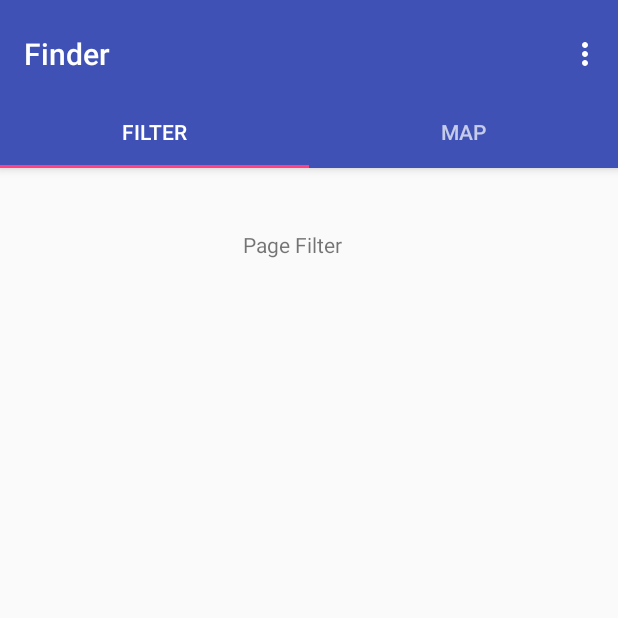
After one commit to jetalabard/FinderMobile, an Android app: the FilterPage screen opened directly, with no data from a screen before it, on a phone screen of 412 x 824 dp, the top half of it. The commit adds this screen. Run offline under Robolectric (Android 15) with nearby library versions, the phone set to English and light mode, and no system bars.

Commit message:
Add Fragment HomePage

```diff
--- a/app/build.gradle
+++ b/app/build.gradle
@@ -23,6 +23,8 @@ dependencies {
     implementation 'com.android.support:appcompat-v7:26.1.0'
     implementation 'com.android.support:design:26.1.0'
     implementation 'com.android.support.constraint:constraint-layout:1.0.2'
+    implementation 'com.google.android.gms:play-services-maps:11.8.0'
+    implementation 'com.android.support:support-v4:26.1.0'
     testImplementation 'junit:junit:4.12'
     androidTestImplementation 'com.android.support.test:runner:1.0.1'
     androidTestImplementation 'com.android.support.test.espresso:espresso-core:3.0.1'
--- /dev/null
+++ b/app/src/main/java/fr/finder/finder/FilterPage.java
@@ -0,0 +1,28 @@
+package fr.finder.finder;
+
+
+import android.os.Bundle;
+import android.support.v4.app.Fragment;
+import android.view.LayoutInflater;
+import android.view.View;
+import android.view.ViewGroup;
+
+
+/**
+ * A simple {@link Fragment} subclass.
+ */
+public class FilterPage extends Fragment {
+
+    public FilterPage() {
+        // Required empty public constructor
+    }
+
+
+    @Override
+    public View onCreateView(LayoutInflater inflater, ViewGroup container,
+                             Bundle savedInstanceState) {
+        // Inflate the layout for this fragment
+        return inflater.inflate(R.layout.fragment_filter_page, container, false);
+    }
+
+}
--- /dev/null
+++ b/app/src/main/java/fr/finder/finder/HomePageActivity.java
@@ -0,0 +1,115 @@
+package fr.finder.finder;
+
+import android.support.design.widget.TabLayout;
+import android.support.design.widget.FloatingActionButton;
+import android.support.design.widget.Snackbar;
+import android.support.v7.app.AppCompatActivity;
+import android.support.v7.widget.Toolbar;
+
+import android.support.v4.app.Fragment;
+import android.support.v4.app.FragmentManager;
+import android.support.v4.app.FragmentPagerAdapter;
+import android.support.v4.view.ViewPager;
+import android.os.Bundle;
+import android.view.LayoutInflater;
+import android.view.Menu;
+import android.view.MenuItem;
+import android.view.View;
+import android.view.ViewGroup;
+
+import android.widget.TextView;
+
+public class HomePageActivity extends AppCompatActivity {
+
+    /**
+     * The {@link android.support.v4.view.PagerAdapter} that will provide
+     * fragments for each of the sections. We use a
+     * {@link FragmentPagerAdapter} derivative, which will keep every
+     * loaded fragment in memory. If this becomes too memory intensive, it
+     * may be best to switch to a
+     * {@link android.support.v4.app.FragmentStatePagerAdapter}.
+     */
+    private SectionsPagerAdapter mSectionsPagerAdapter;
+
+    /**
+     * The {@link ViewPager} that will host the section contents.
+     */
+    private ViewPager mViewPager;
+
+    @Override
+    protected void onCreate(Bundle savedInstanceState) {
+        super.onCreate(savedInstanceState);
+        setContentView(R.layout.activity_home_page);
+
+        Toolbar toolbar = (Toolbar) findViewById(R.id.toolbar);
+        setSupportActionBar(toolbar);
+        // Create the adapter that will return a fragment for each of the three
+        // primary sections of the activity.
+        mSectionsPagerAdapter = new SectionsPagerAdapter(getSupportFragmentManager());
+
+        // Set up the ViewPager with the sections adapter.
+        mViewPager = (ViewPager) findViewById(R.id.container);
+        mViewPager.setAdapter(mSectionsPagerAdapter);
+
+        TabLayout tabLayout = (TabLayout) findViewById(R.id.tabs);
+
+        mViewPager.addOnPageChangeListener(new TabLayout.TabLayoutOnPageChangeListener(tabLayout));
+        tabLayout.addOnTabSelectedListener(new TabLayout.ViewPagerOnTabSelectedListener(mViewPager));
+
+    }
+
+
+    @Override
+    public boolean onCreateOptionsMenu(Menu menu) {
+        // Inflate the menu; this adds items to the action bar if it is present.
+        getMenuInflater().inflate(R.menu.menu_home_page, menu);
+        return true;
+    }
+
+    @Override
+    public boolean onOptionsItemSelected(MenuItem item) {
+        // Handle action bar item clicks here. The action bar will
+        // automatically handle clicks on the Home/Up button, so long
+        // as you specify a parent activity in AndroidManifest.xml.
+        int id = item.getItemId();
+
+        //noinspection SimplifiableIfStatement
+        if (id == R.id.action_settings) {
+            return true;
+        }
+
+        return super.onOptionsItemSelected(item);
+    }
+
+
+    /**
+     * A {@link FragmentPagerAdapter} that returns a fragment corresponding to
+     * one of the sections/tabs/pages.
+     */
+    public class SectionsPagerAdapter extends FragmentPagerAdapter {
+
+        public SectionsPagerAdapter(FragmentManager fm) {
+            super(fm);
+        }
+
+        @Override
+        public Fragment getItem(int position) {
+            switch(position) {
+                case 0:
+                    FilterPage filterPage = new FilterPage();
+                    return filterPage;
+                case 1:
+                    MapPage mapPage = new MapPage();
+                    return mapPage;
+                default:
+                    return null;
+            }
+        }
+
+        @Override
+        public int getCount() {
+            // Show 3 total pages.
+            return 2;
+        }
+    }
+}
--- /dev/null
+++ b/app/src/main/java/fr/finder/finder/MapPage.java
@@ -0,0 +1,71 @@
+package fr.finder.finder;
+
+
+import android.os.Bundle;
+import android.support.annotation.Nullable;
+import android.support.design.widget.FloatingActionButton;
+import android.support.v4.app.Fragment;
+import android.view.LayoutInflater;
+import android.view.View;
+import android.view.ViewGroup;
+import android.widget.RelativeLayout;
+
+import com.google.android.gms.maps.CameraUpdateFactory;
+import com.google.android.gms.maps.GoogleMap;
+import com.google.android.gms.maps.OnMapReadyCallback;
+import com.google.android.gms.maps.SupportMapFragment;
+import com.google.android.gms.maps.model.LatLng;
+import com.google.android.gms.maps.model.MarkerOptions;
+
+
+/**
+ * A simple {@link Fragment} subclass.
+ */
+public class MapPage extends Fragment implements OnMapReadyCallback {
+
+    GoogleMap map;
+    public MapPage() {
+        // Required empty public constructor
+    }
+
+
+    @Override
+    public View onCreateView(LayoutInflater inflater, ViewGroup container,
+                             Bundle savedInstanceState) {
+        // Inflate the layout for this fragment
+        View v = inflater.inflate(R.layout.fragment_map_page, container, false);
+        FloatingActionButton helpSearchMapButton = (FloatingActionButton) v.findViewById(R.id.helpSearchMapButton);
+        final RelativeLayout helpSearchMapBox = (RelativeLayout) v.findViewById(R.id.helpSearchMapBox);
+        helpSearchMapButton.setOnClickListener(new View.OnClickListener() {
+            @Override
+            public void onClick(View view) {
+                if(helpSearchMapBox.getVisibility() == View.VISIBLE) {
+                    helpSearchMapBox.setVisibility(View.INVISIBLE);
+                }
+                else {
+                    helpSearchMapBox.setVisibility(View.VISIBLE);
+                }
+            }
+        });
+
+        return v;
+    }
+
+    @Override
+    public void onViewCreated(View view, @Nullable Bundle savedInstanceState) {
+        super.onViewCreated(view, savedInstanceState);
+        SupportMapFragment mapFragment = (SupportMapFragment)getChildFragmentManager().findFragmentById(R.id.map1);
+        mapFragment.getMapAsync(this);
+    }
+
+
+    @Override
+    public void onMapReady(GoogleMap googleMap) {
+        map = googleMap;
+        LatLng pos = new LatLng(11.111,-11.111);
+        MarkerOptions option = new MarkerOptions();
+        option.position(pos).title("salut");
+        map.addMarker(option);
+        map.moveCamera(CameraUpdateFactory.newLatLng(pos));
+    }
+}
--- /dev/null
+++ b/app/src/main/res/layout/activity_home_page.xml
@@ -0,0 +1,56 @@
+<?xml version="1.0" encoding="utf-8"?>
+<android.support.design.widget.CoordinatorLayout xmlns:android="http://schemas.android.com/apk/res/android"
+    xmlns:app="http://schemas.android.com/apk/res-auto"
+    xmlns:tools="http://schemas.android.com/tools"
+    android:id="@+id/main_content"
+    android:layout_width="match_parent"
+    android:layout_height="match_parent"
+    android:fitsSystemWindows="true"
+    tools:context="fr.finder.finder.HomePageActivity">
+
+    <android.support.design.widget.AppBarLayout
+        android:id="@+id/appbar"
+        android:layout_width="match_parent"
+        android:layout_height="wrap_content"
+        android:paddingTop="@dimen/appbar_padding_top"
+        android:theme="@style/AppTheme.AppBarOverlay">
+
+        <android.support.v7.widget.Toolbar
+            android:id="@+id/toolbar"
+            android:layout_width="match_parent"
+            android:layout_height="?attr/actionBarSize"
+            android:layout_weight="1"
+            android:background="?attr/colorPrimary"
+            app:layout_scrollFlags="scroll|enterAlways"
+            app:popupTheme="@style/AppTheme.PopupOverlay"
+            app:title="@string/app_name">
+
+        </android.support.v7.widget.Toolbar>
+
+        <android.support.design.widget.TabLayout
+            android:id="@+id/tabs"
+            android:layout_width="match_parent"
+            android:layout_height="wrap_content">
+
+            <android.support.design.widget.TabItem
+                android:id="@+id/tabItem"
+                android:layout_width="wrap_content"
+                android:layout_height="wrap_content"
+                android:text="Filter" />
+
+            <android.support.design.widget.TabItem
+                android:id="@+id/tabItem2"
+                android:layout_width="wrap_content"
+                android:layout_height="wrap_content"
+                android:text="Map" />
+
+        </android.support.design.widget.TabLayout>
+    </android.support.design.widget.AppBarLayout>
+
+    <android.support.v4.view.ViewPager
+        android:id="@+id/container"
+        android:layout_width="match_parent"
+        android:layout_height="match_parent"
+        app:layout_behavior="@string/appbar_scrolling_view_behavior" />
+
+</android.support.design.widget.CoordinatorLayout>
--- /dev/null
+++ b/app/src/main/res/layout/fragment_filter_page.xml
@@ -0,0 +1,18 @@
+<RelativeLayout xmlns:android="http://schemas.android.com/apk/res/android"
+    xmlns:tools="http://schemas.android.com/tools"
+    android:layout_width="match_parent"
+    android:layout_height="match_parent"
+    tools:context="fr.finder.finder.FilterPage">
+
+    <!-- TODO: Update blank fragment layout -->
+
+    <TextView
+        android:id="@+id/textView9"
+        android:layout_width="wrap_content"
+        android:layout_height="wrap_content"
+        android:layout_alignParentStart="true"
+        android:layout_alignParentTop="true"
+        android:layout_marginStart="162dp"
+        android:layout_marginTop="41dp"
+        android:text="Page Filter" />
+</RelativeLayout>
--- /dev/null
+++ b/app/src/main/res/menu/menu_home_page.xml
@@ -0,0 +1,10 @@
+<menu xmlns:android="http://schemas.android.com/apk/res/android"
+    xmlns:app="http://schemas.android.com/apk/res-auto"
+    xmlns:tools="http://schemas.android.com/tools"
+    tools:context="fr.finder.finder.HomePageActivity">
+    <item
+        android:id="@+id/action_settings"
+        android:orderInCategory="100"
+        android:title="@string/action_settings"
+        app:showAsAction="never" />
+</menu>
--- /dev/null
+++ b/app/src/main/res/values-w820dp/dimens.xml
@@ -0,0 +1,6 @@
+<resources>
+    <!-- Example customization of dimensions originally defined in res/values/dimens.xml
+         (such as screen margins) for screens with more than 820dp of available width. This
+         would include 7" and 10" devices in landscape (~960dp and ~1280dp respectively). -->
+    <dimen name="activity_horizontal_margin">64dp</dimen>
+</resources>
--- a/app/src/main/res/values/dimens.xml
+++ b/app/src/main/res/values/dimens.xml
@@ -2,4 +2,6 @@
     <!-- Default screen margins, per the Android Design guidelines. -->
     <dimen name="activity_horizontal_margin">16dp</dimen>
     <dimen name="activity_vertical_margin">16dp</dimen>
+    <dimen name="fab_margin">16dp</dimen>
+    <dimen name="appbar_padding_top">8dp</dimen>
 </resources>
--- a/app/src/main/res/values/styles.xml
+++ b/app/src/main/res/values/styles.xml
@@ -8,4 +8,13 @@
         <item name="colorAccent">@color/colorAccent</item>
     </style>
 
+    <style name="AppTheme.NoActionBar">
+        <item name="windowActionBar">false</item>
+        <item name="windowNoTitle">true</item>
+    </style>
+
+    <style name="AppTheme.AppBarOverlay" parent="ThemeOverlay.AppCompat.Dark.ActionBar" />
+
+    <style name="AppTheme.PopupOverlay" parent="ThemeOverlay.AppCompat.Light" />
+
 </resources>
```
Also changed, not shown: app/src/debug/res/values/google_maps_api.xml (added, +24 -0 lines), app/src/main/AndroidManifest.xml (+30 -3 lines), app/src/main/java/fr/finder/finder/MapsActivity.java (added, +45 -0 lines), app/src/main/res/layout/activity_maps.xml (added, +8 -0 lines), app/src/main/res/layout/fragment_home_page.xml (added, +22 -0 lines), app/src/main/res/layout/fragment_map_page.xml (added, +68 -0 lines), app/src/main/res/values/strings.xml (+10 -0 lines), 1 other file.
